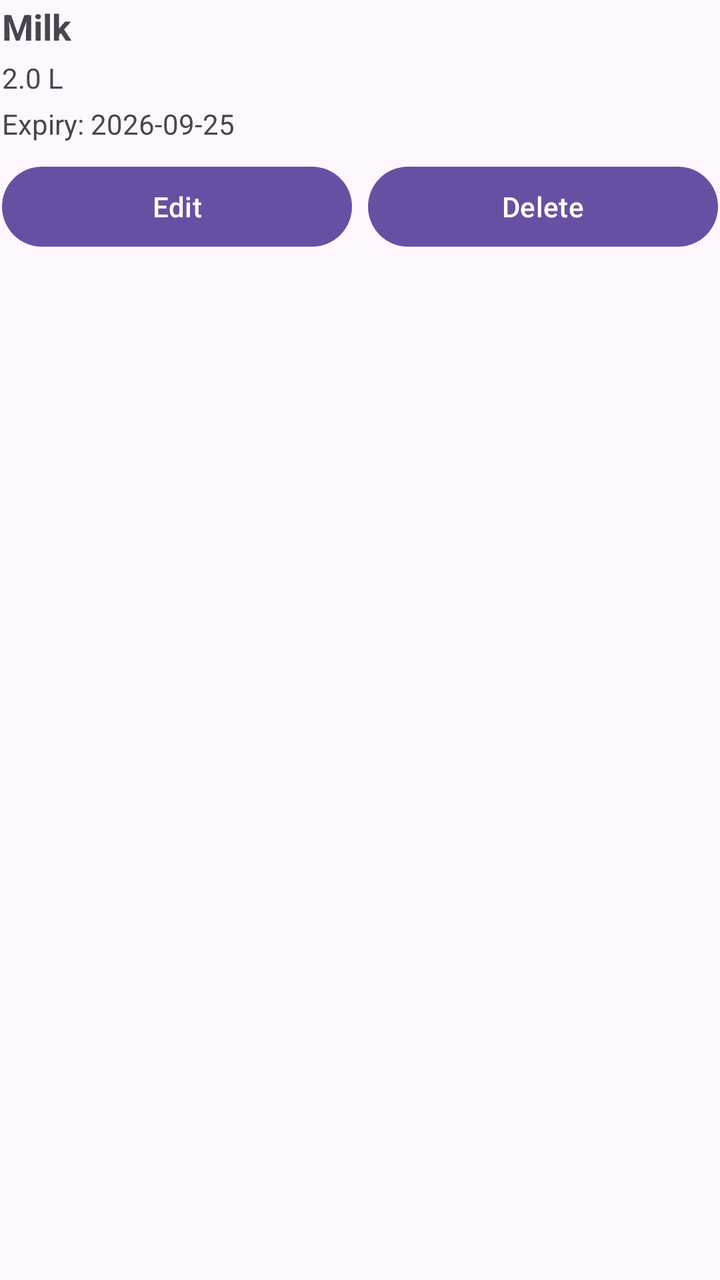
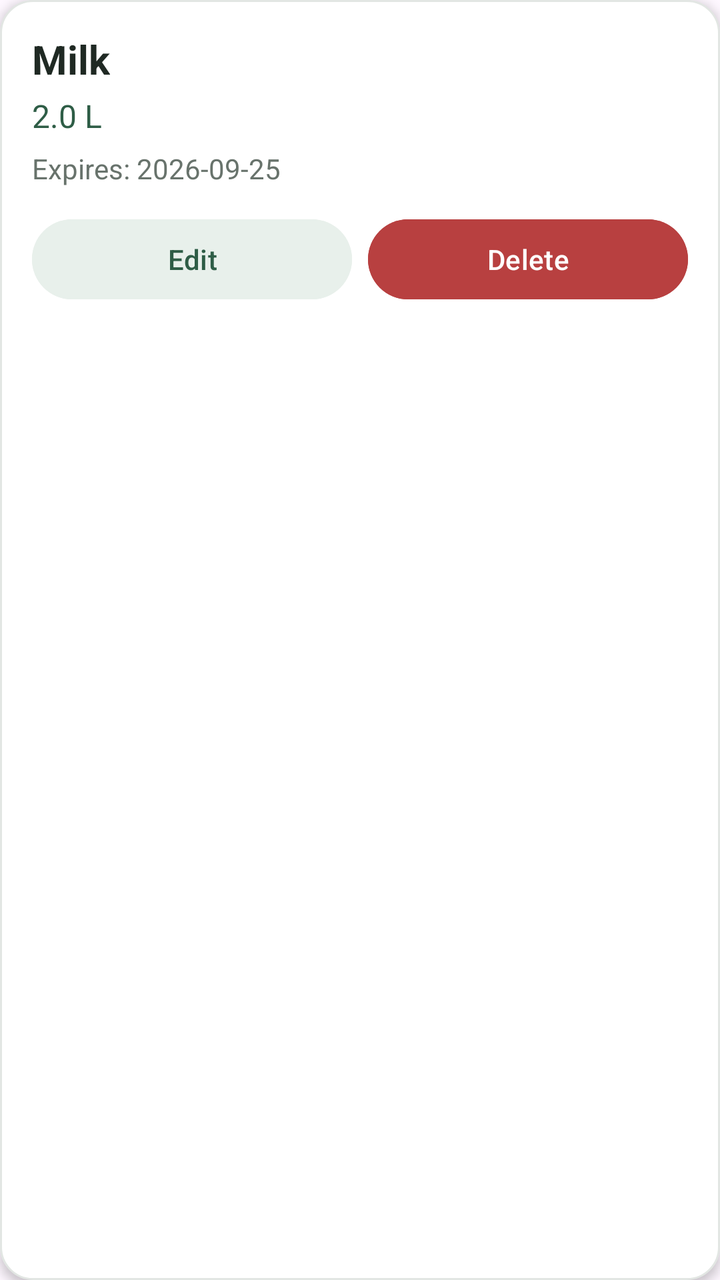

Two renders of the same Android screen: before a commit and after it. Below are the layout's source before the change and the commit's diff.
<!-- AndroidManifest.xml: application theme Theme.SmartPantryManager -->
<!-- res/layout/item_pantry.xml -->
<?xml version="1.0" encoding="utf-8"?>
<LinearLayout xmlns:android="http://schemas.android.com/apk/res/android"
    android:layout_width="match_parent"
    android:layout_height="wrap_content"
    android:layout_marginBottom="8dp"
    android:orientation="vertical"
    android:padding="1dp">

    <TextView
        android:id="@+id/textViewItemName"
        android:layout_width="wrap_content"
        android:layout_height="wrap_content"
        android:text="Milk"
        android:textSize="18sp"
        android:textStyle="bold" />

    <TextView
        android:id="@+id/textViewItemQuantity"
        android:layout_width="wrap_content"
        android:layout_height="wrap_content"
        android:layout_marginTop="4dp"
        android:text="2.0 L" />

    <TextView
        android:id="@+id/textViewItemExpiry"
        android:layout_width="wrap_content"
        android:layout_height="wrap_content"
        android:layout_marginTop="4dp"
        android:text="Expiry: 2026-09-25" />

    <LinearLayout
        android:layout_width="match_parent"
        android:layout_height="wrap_content"
        android:layout_marginTop="8dp"
        android:orientation="horizontal">

        <Button
            android:id="@+id/buttonEdit"
            android:layout_width="0dp"
            android:layout_height="wrap_content"
            android:layout_weight="1"
            android:text="Edit" />

        <Button
            android:id="@+id/buttonDelete"
            android:layout_width="0dp"
            android:layout_height="48dp"
            android:layout_marginStart="8dp"
            android:layout_weight="1"
            android:text="Delete" />

    </LinearLayout>

</LinearLayout>
<!-- resources referenced by this layout -->
<resources>
  <style name="Theme.SmartPantryManager" parent="Base.Theme.SmartPantryManager" />
  <style name="Base.Theme.SmartPantryManager" parent="Theme.Material3.DayNight.NoActionBar">
          
          
      </style>
</resources>

<!-- the commit's change to res/layout/item_pantry.xml (unified diff, before → after) -->
@@ -1,53 +1,67 @@
 <?xml version="1.0" encoding="utf-8"?>
-<LinearLayout xmlns:android="http://schemas.android.com/apk/res/android"
+<LinearLayout
+    xmlns:android="http://schemas.android.com/apk/res/android"
     android:layout_width="match_parent"
     android:layout_height="wrap_content"
-    android:layout_marginBottom="8dp"
     android:orientation="vertical"
-    android:padding="1dp">
+    android:background="@drawable/pantry_background"
+    android:elevation="3dp"
+    android:padding="16dp"
+    android:layout_marginBottom="12dp">
 
     <TextView
         android:id="@+id/textViewItemName"
         android:layout_width="wrap_content"
         android:layout_height="wrap_content"
         android:text="Milk"
-        android:textSize="18sp"
-        android:textStyle="bold" />
+        android:textSize="20sp"
+        android:textStyle="bold"
+        android:textColor="@color/pantry_text" />
 
     <TextView
         android:id="@+id/textViewItemQuantity"
         android:layout_width="wrap_content"
         android:layout_height="wrap_content"
-        android:layout_marginTop="4dp"
-        android:text="2.0 L" />
+        android:text="2.0 L"
+        android:textSize="16sp"
+        android:textColor="@color/pantry_green"
+        android:layout_marginTop="4dp" />
 
     <TextView
         android:id="@+id/textViewItemExpiry"
         android:layout_width="wrap_content"
         android:layout_height="wrap_content"
-        android:layout_marginTop="4dp"
-        android:text="Expiry: 2026-09-25" />
+        android:text="Expires: 2026-09-25"
+        android:textSize="14sp"
+        android:textColor="@color/pantry_secondary_text"
+        android:layout_marginTop="6dp" />
 
     <LinearLayout
         android:layout_width="match_parent"
         android:layout_height="wrap_content"
-        android:layout_marginTop="8dp"
-        android:orientation="horizontal">
+        android:orientation="horizontal"
+        android:layout_marginTop="12dp">
 
         <Button
             android:id="@+id/buttonEdit"
             android:layout_width="0dp"
             android:layout_height="wrap_content"
             android:layout_weight="1"
-            android:text="Edit" />
+            android:text="Edit"
+            android:textAllCaps="false"
+            android:textColor="@color/pantry_green"
+            android:backgroundTint="@color/pantry_green_light" />
 
         <Button
             android:id="@+id/buttonDelete"
             android:layout_width="0dp"
-            android:layout_height="48dp"
-            android:layout_marginStart="8dp"
+            android:layout_height="wrap_content"
             android:layout_weight="1"
-            android:text="Delete" />
+            android:text="Delete"
+            android:textAllCaps="false"
+            android:textColor="@color/pantry_white"
+            android:backgroundTint="@color/pantry_red"
+            android:layout_marginStart="8dp" />
 
     </LinearLayout>
 
<!-- resource entries referenced after the edit -->
@@ -1,5 +1,25 @@
 <!-- resources referenced by this layout -->
 <resources>
+  <color name="pantry_green">#2E5D46</color>
+  <color name="pantry_green_light">#E8F0EB</color>
+  <color name="pantry_red">#B84040</color>
+  <color name="pantry_secondary_text">#68736C</color>
+  <color name="pantry_text">#1F2923</color>
+  <color name="pantry_white">#FFFFFF</color>
+  <!-- drawable pantry_background (drawable) -->
+  <?xml version="1.0" encoding="utf-8"?>
+  <shape xmlns:android="http://schemas.android.com/apk/res/android"
+      android:shape="rectangle">
+  
+      <solid android:color="@color/pantry_white" />
+  
+      <corners android:radius="16dp" />
+  
+      <stroke
+          android:width="1dp"
+          android:color="#E2E6E3" />
+  
+  </shape>
   <style name="Theme.SmartPantryManager" parent="Base.Theme.SmartPantryManager" />
   <style name="Base.Theme.SmartPantryManager" parent="Theme.Material3.DayNight.NoActionBar">
           
